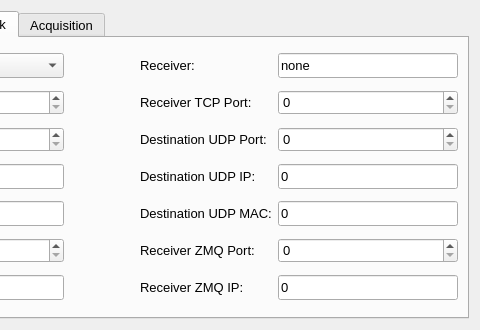
slsdetectorgroup/slsDetectorPackage, file slsDetectorGui/forms/form_tab_advanced.ui: the form before one commit; both pictures show x 270 to 750 and y 0 to 330 of the 750 by 330 pixel window.
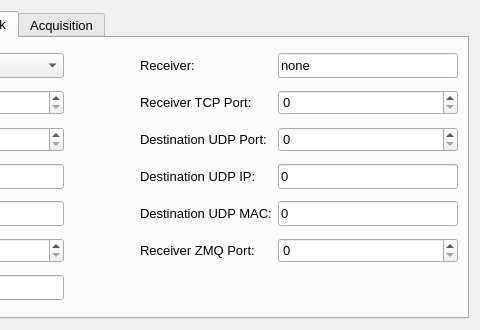
The form after the commit. The open tabs and pages were chosen to show the change. Icons and pictures are not drawn.

What changed in the file:
```diff
--- a/slsDetectorGui/forms/form_tab_advanced.ui
+++ b/slsDetectorGui/forms/form_tab_advanced.ui
@@ -948,28 +948,6 @@
          </property>
         </widget>
        </item>
-       <item row="6" column="3">
-        <widget class="QLabel" name="label_16">
-         <property name="sizePolicy">
-          <sizepolicy hsizetype="Expanding" vsizetype="Preferred">
-           <horstretch>0</horstretch>
-           <verstretch>0</verstretch>
-          </sizepolicy>
-         </property>
-         <property name="font">
-          <font>
-           <family>Cantarell</family>
-           <pointsize>10</pointsize>
-          </font>
-         </property>
-         <property name="toolTip">
-          <string>&lt;html&gt;&lt;head/&gt;&lt;body&gt;&lt;p&gt;Sets Publishing ZMQ IP of reciever (packets streamed from receiver for gui)&lt;/p&gt;&lt;p&gt;#rx_zmqip#&lt;/p&gt;&lt;p&gt;Has to be same as zmqip for gui&lt;/p&gt;&lt;/body&gt;&lt;/html&gt;</string>
-         </property>
-         <property name="text">
-          <string>Receiver ZMQ IP:</string>
-         </property>
-        </widget>
-       </item>
        <item row="1" column="3">
         <widget class="QLabel" name="label_8">
          <property name="sizePolicy">
@@ -1121,40 +1099,6 @@
          </property>
         </widget>
        </item>
-       <item row="6" column="4">
-        <widget class="QLineEdit" name="dispRxrZMQIP">
-         <property name="sizePolicy">
-          <sizepolicy hsizetype="Minimum" vsizetype="Fixed">
-           <horstretch>0</horstretch>
-           <verstretch>0</verstretch>
-          </sizepolicy>
-         </property>
-         <property name="minimumSize">
-          <size>
-           <width>180</width>
-           <height>20</height>
-          </size>
-         </property>
-         <property name="maximumSize">
-          <size>
-           <width>16777215</width>
-           <height>25</height>
-          </size>
-         </property>
-         <property name="font">
-          <font>
-           <family>Cantarell</family>
-           <pointsize>10</pointsize>
-          </font>
-         </property>
-         <property name="toolTip">
-          <string>&lt;html&gt;&lt;head/&gt;&lt;body&gt;&lt;p&gt;Sets Publishing ZMQ IP of reciever (packets streamed from receiver for gui)&lt;/p&gt;&lt;p&gt;#rx_zmqip#&lt;/p&gt;&lt;p&gt;Has to be same as zmqip for gui&lt;/p&gt;&lt;/body&gt;&lt;/html&gt;</string>
-         </property>
-         <property name="text">
-          <string>0</string>
-         </property>
-        </widget>
-       </item>
        <item row="5" column="0">
         <widget class="QLabel" name="label_11">
          <property name="sizePolicy">
```
Left out of the diff: 5 changed lines with no effect on the pictures.
